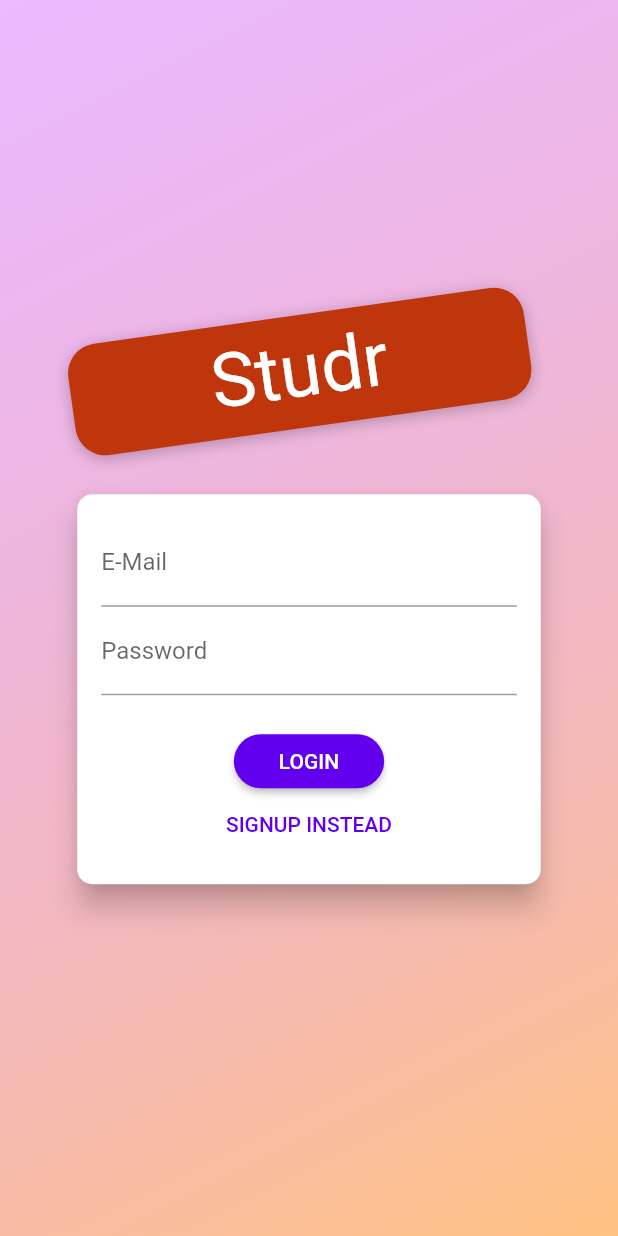
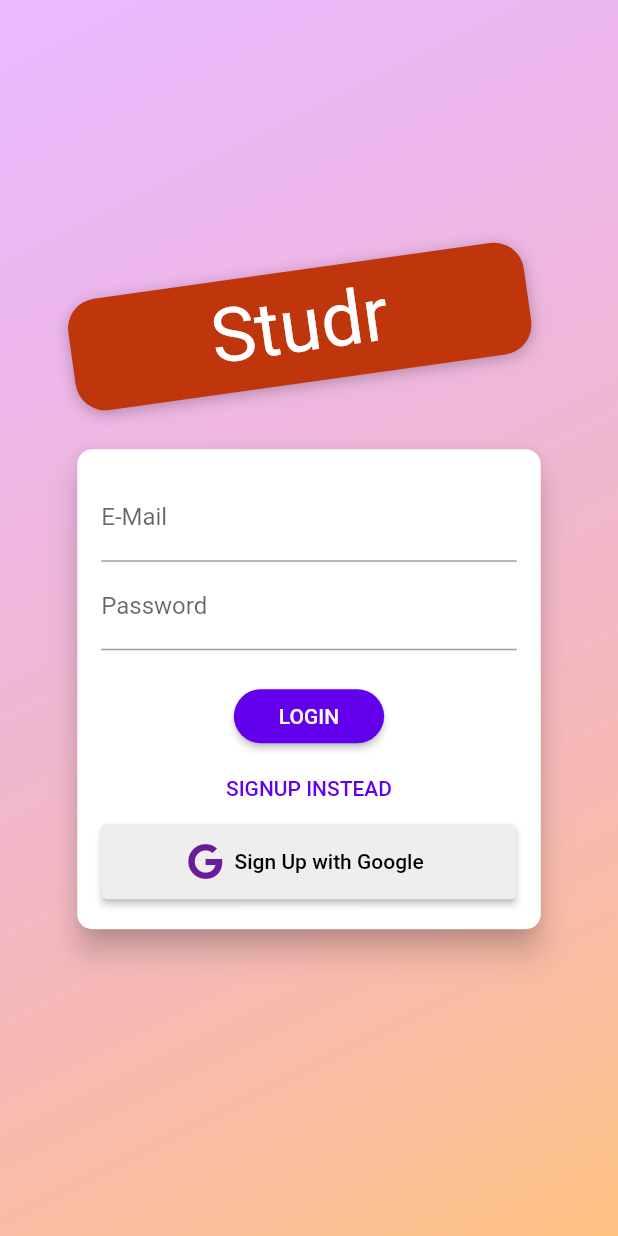
Before and after one commit to LehbrunnerRene/Studr, a Flutter app: the screen it shows after launch, on a phone screen of 412 x 824 dp. Run offline on Flutter 3.47's test engine with Material 2 defaults, Android fonts, the phone set to English and light mode, and no system bars; our stand-ins replace cloud_firestore, firebase_auth, firebase_core, flutter_rating_bar, font_awesome_flutter, google_maps_flutter and 2 more; missing offline and left inert: darq; accounts and stored records are empty; Roboto replaces fonts that are missing (Anton).

Commit message:
finished google sign in

```diff
--- a/lib/main.dart
+++ b/lib/main.dart
@@ -3,6 +3,7 @@ import 'package:firebase_auth/firebase_auth.dart';
 import 'package:firebase_core/firebase_core.dart';
 import 'package:flutter/material.dart';
 import 'package:provider/provider.dart';
+import 'package:studr/providers/google_sign_in.dart';
 import 'package:studr/providers/hairdressers.dart';
 import 'package:studr/screens/auth_screen.dart';
 import 'package:studr/screens/map_screen.dart';
@@ -23,6 +24,9 @@ class MyApp extends StatelessWidget {
   Widget build(BuildContext context) {
     return MultiProvider(
       providers: [
+        ChangeNotifierProvider(
+          create: (context) => GoogleSignInProvider(),
+        ),
         ChangeNotifierProvider.value(
           value: Auth(),
         ),
--- a/lib/screens/auth_screen.dart
+++ b/lib/screens/auth_screen.dart
@@ -1,7 +1,9 @@
 import 'dart:math';
 
 import 'package:flutter/material.dart';
+import 'package:font_awesome_flutter/font_awesome_flutter.dart';
 import 'package:provider/provider.dart';
+import 'package:studr/providers/google_sign_in.dart';
 import 'package:studr/widgets/auth.dart';
 
 import '../models/http_exception.dart';
@@ -187,9 +189,9 @@ class _AuthCardState extends State<AuthCard> {
       ),
       elevation: 8.0,
       child: Container(
-        height: _authMode == AuthMode.Signup ? 320 : 260,
+        height: _authMode == AuthMode.Signup ? 600 : 320,
         constraints:
-            BoxConstraints(minHeight: _authMode == AuthMode.Signup ? 320 : 260),
+            BoxConstraints(minHeight: _authMode == AuthMode.Signup ? 340 : 260),
         width: deviceSize.width * 0.75,
         padding: EdgeInsets.all(16.0),
         child: Form(
@@ -319,8 +321,22 @@ class _AuthCardState extends State<AuthCard> {
                       '${_authMode == AuthMode.Login ? 'SIGNUP' : 'LOGIN'} INSTEAD'),
                   onPressed: _switchAuthMode,
                   padding: EdgeInsets.symmetric(horizontal: 30.0, vertical: 4),
-                  materialTapTargetSize: MaterialTapTargetSize.shrinkWrap,
+                  //materialTapTargetSize: MaterialTapTargetSize.shrinkWrap,
                   textColor: Theme.of(context).primaryColor,
+                ),
+                ElevatedButton.icon(
+                  style: ElevatedButton.styleFrom(
+                      primary: Colors.grey.shade200,
+                      onPrimary: Colors.black,
+                      minimumSize: Size(double.infinity, 50)),
+                  icon: FaIcon(FontAwesomeIcons.google,
+                      color: Colors.purple.shade800),
+                  label: Text("Sign Up with Google"),
+                  onPressed: () {
+                    final provider = Provider.of<GoogleSignInProvider>(context,
+                        listen: false);
+                    provider.googleLogin();
+                  },
                 ),
               ],
             ),
--- a/lib/widgets/categoriesScroller.dart
+++ b/lib/widgets/categoriesScroller.dart
@@ -5,6 +5,7 @@ import 'package:cloud_firestore/cloud_firestore.dart';
 import 'package:flutter/material.dart';
 import 'package:google_maps_flutter/google_maps_flutter.dart';
 import 'package:provider/provider.dart';
+import 'package:studr/providers/google_sign_in.dart';
 import 'package:studr/providers/hairdressers.dart';
 import 'package:studr/screens/detail_screen.dart';
 import 'package:firebase_auth/firebase_auth.dart';
@@ -69,7 +70,10 @@ class CategoriesScroller extends StatelessWidget {
                           ],
                           onChanged: (itemIdentifier) {
                             if (itemIdentifier == "logout") {
-                              FirebaseAuth.instance.signOut();
+                              final provider =
+                                  Provider.of<GoogleSignInProvider>(context,
+                                      listen: false);
+                              provider.logout();
                             }
                           },
                         ),
--- a/pubspec.yaml
+++ b/pubspec.yaml
@@ -38,6 +38,8 @@ dependencies:
   smooth_star_rating: ^1.1.1
   darq: ^1.1.1
   firebase_auth: ^3.1.2
+  google_sign_in: ^5.0.3
+  font_awesome_flutter: ^9.0.0
 
 dev_dependencies:
   flutter_test:
```
Also changed, not shown: lib/providers/google_sign_in.dart (added, +37 -0 lines), pubspec.lock.
